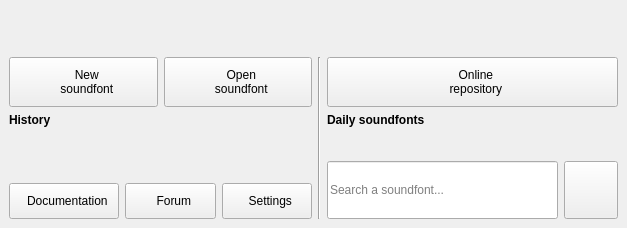
The window that sources/mainwindow/mainwindow.ui (davy7125/polyphone) describes before a commit, drawn with Qt 5.
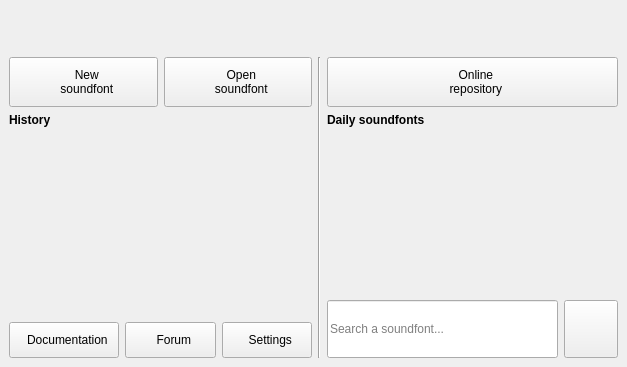
The same window after the commit. Custom widgets are drawn as their Qt base class.

Diff of the .ui file:
```diff
--- a/sources/mainwindow/mainwindow.ui
+++ b/sources/mainwindow/mainwindow.ui
@@ -7,7 +7,7 @@
     <x>0</x>
     <y>0</y>
     <width>627</width>
-    <height>228</height>
+    <height>367</height>
    </rect>
   </property>
   <layout class="QVBoxLayout" name="verticalLayout">
```
Left out of the diff: 4 changed lines with no effect on the pictures.
